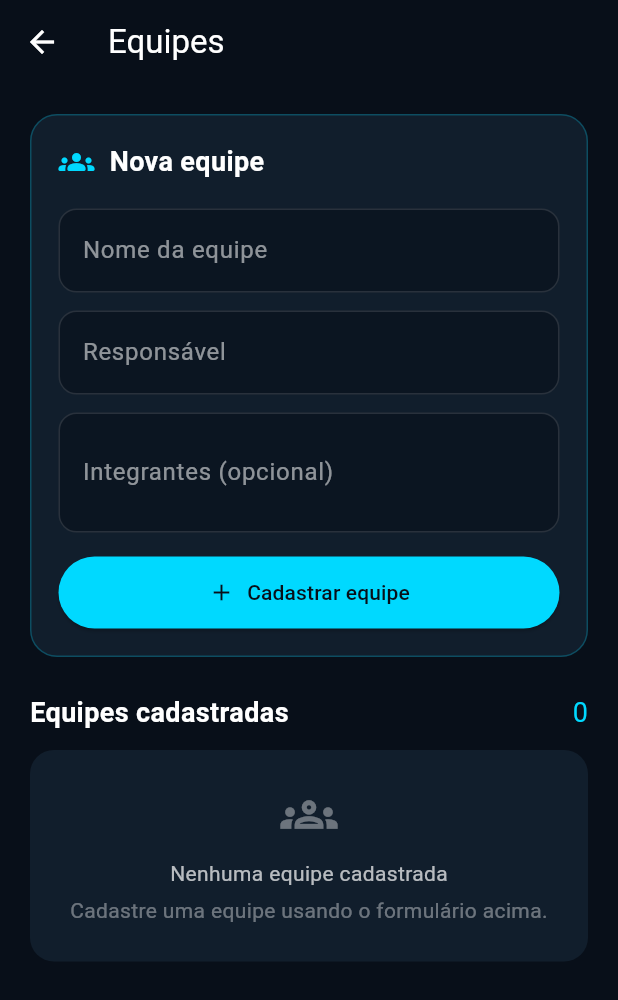
After one commit to Kenny-gnt/Global-Solution---Cyberlife, a Flutter app: the screen it shows after launch, item 5 of the bottom bar chosen, after a tap on "Equipes", on a phone screen of 412 x 824 dp. The commit adds this screen. Shown: the top 1000 px of the screen. Run offline on Flutter 3.47's test engine with Material 3 defaults, Android fonts, the phone set to English and light mode, and no system bars; our stand-ins replace flutter_local_notifications, flutter_map, geolocator, latlong2, shared_preferences.

Commit message:
feat: adiciona gerenciamento de equipes

```diff
--- /dev/null
+++ b/lib/models/team_model.dart
@@ -0,0 +1,31 @@
+class TeamModel {
+  final String id;
+  final String name;
+  final String responsible;
+  final String members;
+
+  const TeamModel({
+    required this.id,
+    required this.name,
+    required this.responsible,
+    required this.members,
+  });
+
+  Map<String, dynamic> toJson() {
+    return {
+      'id': id,
+      'name': name,
+      'responsible': responsible,
+      'members': members,
+    };
+  }
+
+  factory TeamModel.fromJson(Map<String, dynamic> json) {
+    return TeamModel(
+      id: json['id'] ?? '',
+      name: json['name'] ?? '',
+      responsible: json['responsible'] ?? '',
+      members: json['members'] ?? '',
+    );
+  }
+}
--- a/lib/screens/profile_page.dart
+++ b/lib/screens/profile_page.dart
@@ -1,4 +1,3 @@
-
 import 'package:flutter/material.dart';
 
 import '../theme/app_theme.dart';
@@ -6,6 +5,7 @@ import '../widgets/cyber_components.dart';
 import '../widgets/profile/profile_option.dart';
 import '../widgets/profile/cyberlife_animated_logo.dart';
 
+import 'teams_page.dart';
 import 'profile/notification_settings_page.dart';
 import 'profile/security_page.dart';
 import 'profile/about_cyberlife_page.dart';
@@ -58,6 +58,20 @@ class ProfilePage extends StatelessWidget {
               child: Column(
                 children: [
                   ProfileOption(
+                    icon: Icons.groups_outlined,
+                    title: 'Equipes',
+                    subtitle: 'Cadastrar e gerenciar equipes operacionais',
+                    onTap: () {
+                      Navigator.push(
+                        context,
+                        MaterialPageRoute(
+                          builder: (_) => const TeamsPage(),
+                        ),
+                      );
+                    },
+                  ),
+                  const Divider(color: AppTheme.line),
+                  ProfileOption(
                     icon: Icons.notifications_active_outlined,
                     title: 'Notificações',
                     subtitle: 'Configure os alertas do sistema',
@@ -65,8 +79,7 @@ class ProfilePage extends StatelessWidget {
                       Navigator.push(
                         context,
                         MaterialPageRoute(
-                          builder: (_) =>
-                              const NotificationSettingsPage(),
+                          builder: (_) => const NotificationSettingsPage(),
                         ),
                       );
                     },
--- /dev/null
+++ b/lib/screens/teams_page.dart
@@ -0,0 +1,262 @@
+import 'package:flutter/material.dart';
+import 'package:provider/provider.dart';
+
+import '../models/team_model.dart';
+import '../state/app_state.dart';
+
+class TeamsPage extends StatefulWidget {
+  const TeamsPage({super.key});
+
+  @override
+  State<TeamsPage> createState() => _TeamsPageState();
+}
+
+class _TeamsPageState extends State<TeamsPage> {
+  final _nameController = TextEditingController();
+  final _responsibleController = TextEditingController();
+  final _membersController = TextEditingController();
+
+  static const Color background = Color(0xFF080F19);
+  static const Color cardColor = Color(0xFF111E2C);
+  static const Color cyan = Color(0xFF00D9FF);
+
+  @override
+  void dispose() {
+    _nameController.dispose();
+    _responsibleController.dispose();
+    _membersController.dispose();
+    super.dispose();
+  }
+
+  Future<void> _registerTeam() async {
+    final name = _nameController.text.trim();
+    final responsible = _responsibleController.text.trim();
+    final members = _membersController.text.trim();
+
+    if (name.isEmpty || responsible.isEmpty) {
+      ScaffoldMessenger.of(context).showSnackBar(
+        const SnackBar(
+          content: Text('Preencha o nome da equipe e o responsável.'),
+        ),
+      );
+      return;
+    }
+
+    final team = TeamModel(
+      id: DateTime.now().microsecondsSinceEpoch.toString(),
+      name: name,
+      responsible: responsible,
+      members: members,
+    );
+
+    final success = await context.read<AppState>().addTeam(team);
+
+    if (!mounted) return;
+
+    if (success) {
+      _nameController.clear();
+      _responsibleController.clear();
+      _membersController.clear();
+
+      ScaffoldMessenger.of(context).showSnackBar(
+        const SnackBar(content: Text('Equipe cadastrada com sucesso!')),
+      );
+    }
+  }
+
+  Widget _field(
+    TextEditingController controller,
+    String label, {
+    int lines = 1,
+  }) {
+    return TextField(
+      controller: controller,
+      maxLines: lines,
+      style: const TextStyle(color: Colors.white),
+      decoration: InputDecoration(
+        labelText: label,
+        labelStyle: const TextStyle(color: Colors.white54),
+        filled: true,
+        fillColor: const Color(0xFF0B1521),
+        border: OutlineInputBorder(
+          borderRadius: BorderRadius.circular(12),
+          borderSide: const BorderSide(color: Colors.white12),
+        ),
+        enabledBorder: OutlineInputBorder(
+          borderRadius: BorderRadius.circular(12),
+          borderSide: const BorderSide(color: Colors.white12),
+        ),
+        focusedBorder: OutlineInputBorder(
+          borderRadius: BorderRadius.circular(12),
+          borderSide: const BorderSide(color: cyan),
+        ),
+      ),
+    );
+  }
+
+  @override
+  Widget build(BuildContext context) {
+    final appState = context.watch<AppState>();
+
+    return Scaffold(
+      backgroundColor: background,
+      appBar: AppBar(
+        backgroundColor: background,
+        foregroundColor: Colors.white,
+        title: const Text('Equipes'),
+      ),
+      body: SafeArea(
+        child: ListView(
+          padding: const EdgeInsets.all(20),
+          children: [
+            Container(
+              padding: const EdgeInsets.all(18),
+              decoration: BoxDecoration(
+                color: cardColor,
+                borderRadius: BorderRadius.circular(18),
+                border: Border.all(color: cyan.withValues(alpha: 0.25)),
+              ),
+              child: Column(
+                crossAxisAlignment: CrossAxisAlignment.start,
+                children: [
+                  const Row(
+                    children: [
+                      Icon(Icons.groups_rounded, color: cyan),
+                      SizedBox(width: 10),
+                      Text(
+                        'Nova equipe',
+                        style: TextStyle(
+                          color: Colors.white,
+                          fontSize: 18,
+                          fontWeight: FontWeight.bold,
+                        ),
+                      ),
+                    ],
+                  ),
+                  const SizedBox(height: 18),
+                  _field(_nameController, 'Nome da equipe'),
+                  const SizedBox(height: 12),
+                  _field(_responsibleController, 'Responsável'),
+                  const SizedBox(height: 12),
+                  _field(
+                    _membersController,
+                    'Integrantes (opcional)',
+                    lines: 2,
+                  ),
+                  const SizedBox(height: 16),
+                  SizedBox(
+                    width: double.infinity,
+                    child: ElevatedButton.icon(
+                      onPressed: _registerTeam,
+                      icon: const Icon(Icons.add),
+                      label: const Text('Cadastrar equipe'),
+                      style: ElevatedButton.styleFrom(
+                        backgroundColor: cyan,
+                        foregroundColor: background,
+                        padding: const EdgeInsets.symmetric(vertical: 14),
+                      ),
+                    ),
+                  ),
+                ],
+              ),
+            ),
+            const SizedBox(height: 24),
+            Row(
+              children: [
+                const Expanded(
+                  child: Text(
+                    'Equipes cadastradas',
+                    style: TextStyle(
+                      color: Colors.white,
+                      fontSize: 18,
+                      fontWeight: FontWeight.bold,
+                    ),
+                  ),
+                ),
+                Text(
+                  '${appState.teamCount}',
+                  style: const TextStyle(color: cyan, fontSize: 18),
+                ),
+              ],
+            ),
+            const SizedBox(height: 12),
+            if (appState.teams.isEmpty)
+              Container(
+                padding: const EdgeInsets.all(24),
+                decoration: BoxDecoration(
+                  color: cardColor,
+                  borderRadius: BorderRadius.circular(16),
+                ),
+                child: const Column(
+                  children: [
+                    Icon(Icons.groups_outlined, size: 38, color: Colors.white38),
+                    SizedBox(height: 10),
+                    Text(
+                      'Nenhuma equipe cadastrada',
+                      style: TextStyle(color: Colors.white70),
+                    ),
+                    SizedBox(height: 5),
+                    Text(
+                      'Cadastre uma equipe usando o formulário acima.',
+                      textAlign: TextAlign.center,
+                      style: TextStyle(color: Colors.white38),
+                    ),
+                  ],
+                ),
+              ),
+            ...appState.teams.map(
+              (team) => Container(
+                margin: const EdgeInsets.only(bottom: 12),
+                padding: const EdgeInsets.all(16),
+                decoration: BoxDecoration(
+                  color: cardColor,
+                  borderRadius: BorderRadius.circular(16),
+                  border: Border.all(color: Colors.white12),
+                ),
+                child: Row(
+                  crossAxisAlignment: CrossAxisAlignment.start,
+                  children: [
+                    const Icon(Icons.groups, color: cyan, size: 28),
+                    const SizedBox(width: 12),
+                    Expanded(
+                      child: Column(
+                        crossAxisAlignment: CrossAxisAlignment.start,
+                        children: [
+                          Text(
+                            team.name,
+                            style: const TextStyle(
+                              color: Colors.white,
+                              fontWeight: FontWeight.bold,
+                              fontSize: 16,
+                            ),
+                          ),
+                          const SizedBox(height: 6),
+                          Text(
+                            'Responsável: ${team.responsible}',
+                            style: const TextStyle(color: Colors.white70),
+                          ),
+                          if (team.members.isNotEmpty) ...[
+                            const SizedBox(height: 5),
+                            Text(
+                              'Integrantes: ${team.members}',
+                              style: const TextStyle(color: Colors.white54),
+                            ),
+                          ],
+                        ],
+                      ),
+                    ),
+                    IconButton(
+                      tooltip: 'Excluir equipe',
+                      onPressed: () => appState.removeTeam(team.id),
+                      icon: const Icon(Icons.delete_outline, color: Colors.redAccent),
+                    ),
+                  ],
+                ),
+              ),
+            ),
+          ],
+        ),
+      ),
+    );
+  }
+}
--- a/lib/screens/territory_page.dart
+++ b/lib/screens/territory_page.dart
@@ -31,7 +31,8 @@ class TerritoryPage extends StatelessWidget {
         body: _StatusMessage(
           icon: Icons.cloud_off_outlined,
           title: 'Não foi possível carregar os dados',
-          message: appState.errorMessage ?? 'Verifique sua conexão e tente novamente.',
+          message: appState.errorMessage ??
+              'Verifique sua conexão e tente novamente.',
           buttonText: 'Tentar novamente',
           onPressed: () => appState.initialize(),
         ),
@@ -109,6 +110,7 @@ class TerritoryPage extends StatelessWidget {
                   territories: territories.length,
                   alerts: alerts.length,
                   occurrences: occurrences.length,
+                  teams: appState.teamCount,
                 ),
 
                 const SizedBox(height: 26),
@@ -118,11 +120,11 @@ class TerritoryPage extends StatelessWidget {
                 const SizedBox(height: 26),
 
                 PriorityPanel(
-               urgent: appState.urgentCount,
-               critical: appState.criticalCount,
-               attention: appState.attentionCount,
-               normal: appState.normalCount,
-              ),
+                  urgent: appState.urgentCount,
+                  critical: appState.criticalCount,
+                  attention: appState.attentionCount,
+                  normal: appState.normalCount,
+                ),
 
                 const SizedBox(height: 26),
 
--- a/lib/services/storage_service.dart
+++ b/lib/services/storage_service.dart
@@ -3,9 +3,11 @@ import 'dart:convert';
 import 'package:shared_preferences/shared_preferences.dart';
 
 import '../models/occurrence_model.dart';
+import '../models/team_model.dart';
 
 class StorageService {
   static const String _occurrencesKey = 'cyberlife_occurrences';
+  static const String _teamsKey = 'cyberlife_teams';
   static const String _notificationsKey = 'cyberlife_notifications_enabled';
   static const String _urgentKey = 'cyberlife_urgent_enabled';
   static const String _criticalKey = 'cyberlife_critical_enabled';
@@ -14,37 +16,52 @@ class StorageService {
     final preferences = await SharedPreferences.getInstance();
     final storedData = preferences.getString(_occurrencesKey);
 
-    if (storedData == null || storedData.isEmpty) {
-      return [];
-    }
+    if (storedData == null || storedData.isEmpty) return [];
 
     try {
       final List<dynamic> decoded = jsonDecode(storedData);
-
       return decoded
-          .map(
-            (item) => OccurrenceModel.fromJson(
-              Map<String, dynamic>.from(item),
-            ),
-          )
+          .map((item) => OccurrenceModel.fromJson(
+                Map<String, dynamic>.from(item),
+              ))
           .toList();
     } catch (_) {
       return [];
     }
   }
 
-  Future<void> saveOccurrences(
-    List<OccurrenceModel> occurrences,
-  ) async {
+  Future<void> saveOccurrences(List<OccurrenceModel> occurrences) async {
     final preferences = await SharedPreferences.getInstance();
-
-    final encoded = jsonEncode(
-      occurrences.map((item) => item.toJson()).toList(),
-    );
-
+    final encoded = jsonEncode(occurrences.map((item) => item.toJson()).toList());
     await preferences.setString(_occurrencesKey, encoded);
   }
 
+  // EQUIPES
+  Future<List<TeamModel>> loadTeams() async {
+    final preferences = await SharedPreferences.getInstance();
+    final storedData = preferences.getString(_teamsKey);
+
+    if (storedData == null || storedData.isEmpty) return [];
+
+    try {
+      final List<dynamic> decoded = jsonDecode(storedData);
+      return decoded
+          .map((item) => TeamModel.fromJson(
+                Map<String, dynamic>.from(item),
+              ))
+          .toList();
+    } catch (_) {
+      return [];
+    }
+  }
+
+  Future<void> saveTeams(List<TeamModel> teams) async {
+    final preferences = await SharedPreferences.getInstance();
+    final encoded = jsonEncode(teams.map((team) => team.toJson()).toList());
+    await preferences.setString(_teamsKey, encoded);
+  }
+
+  // NOTIFICAÇÕES
   Future<bool> loadNotificationsEnabled() async {
     final preferences = await SharedPreferences.getInstance();
     return preferences.getBool(_notificationsKey) ?? true;
@@ -66,7 +83,6 @@ class StorageService {
     required bool critical,
   }) async {
     final preferences = await SharedPreferences.getInstance();
-
     await preferences.setBool(_notificationsKey, enabled);
     await preferences.setBool(_urgentKey, urgent);
     await preferences.setBool(_criticalKey, critical);
--- a/lib/state/app_state.dart
+++ b/lib/state/app_state.dart
@@ -1,7 +1,9 @@
 import 'package:flutter/foundation.dart';
+
 import '../models/alert_model.dart';
 import '../models/occurrence_model.dart';
 import '../models/territory_model.dart';
+import '../models/team_model.dart';
 import '../services/api_service.dart';
 import '../services/storage_service.dart';
 import '../services/notification_service.dart';
@@ -17,6 +19,7 @@ class AppState extends ChangeNotifier {
   List<TerritoryModel> territories = [];
   List<AlertModel> alerts = [];
   List<OccurrenceModel> occurrences = [];
+  List<TeamModel> teams = [];
 
   bool notificationsEnabled = true;
   bool urgentNotifications = true;
@@ -27,8 +30,8 @@ class AppState extends ChangeNotifier {
   int get territoryCount => territories.length;
   int get alertCount => alerts.length;
   int get occurrenceCount => occurrences.length;
+  int get teamCount => teams.length;
 
-  // Soma alertas territoriais e ocorrências manuais.
   int get urgentCount =>
       alerts.where((a) => a.priority == AlertPriority.urgent).length +
       occurrences.where((o) => o.priority.trim().toLowerCase() == 'urgente').length;
@@ -52,20 +55,18 @@ class AppState extends ChangeNotifier {
 
     try {
       occurrences = await _storageService.loadOccurrences();
+      teams = await _storageService.loadTeams();
 
       notificationsEnabled =
           await _storageService.loadNotificationsEnabled();
-
       urgentNotifications =
           await _storageService.loadUrgentEnabled();
-
       criticalNotifications =
           await _storageService.loadCriticalEnabled();
 
       territories = await _apiService.fetchTerritories();
 
       _generateAlerts();
-
       status = AppStatus.success;
     } catch (e) {
       errorMessage = 'Erro ao carregar os dados: $e';
@@ -75,12 +76,28 @@ class AppState extends ChangeNotifier {
     notifyListeners();
   }
 
+  // CADASTRO DE EQUIPES
+  Future<bool> addTeam(TeamModel team) async {
+    if (teams.any((t) => t.id == team.id)) return false;
+
+    teams = [team, ...teams];
+    await _storageService.saveTeams(teams);
+    notifyListeners();
+    return true;
+  }
+
+  Future<void> removeTeam(String id) async {
+    teams = teams.where((team) => team.id != id).toList();
+    await _storageService.saveTeams(teams);
+    notifyListeners();
+  }
+
+  // ALERTAS
   void _generateAlerts() {
     final List<AlertModel> generated = [];
 
     for (final territory in territories) {
       final value = territory.vegetationIndex;
-
       final AlertPriority priority;
 
       if (value >= 50) {
@@ -106,8 +123,7 @@ class AppState extends ChangeNotifier {
           evidence: 'Índice demonstrativo de vegetação: $value.',
           confidence: 0,
           limitation:
-              'Dados sintéticos para demonstração. '
-              'A classificação exige validação humana.',
+              'Dados sintéticos para demonstração. A classificação exige validação humana.',
           createdAt: DateTime.now(),
         ),
       );
@@ -116,22 +132,16 @@ class AppState extends ChangeNotifier {
     alerts = generated;
   }
 
+  // OCORRÊNCIAS
   Future<bool> addOccurrence(OccurrenceModel occurrence) async {
     final territoryExists =
         territories.any((t) => t.id == occurrence.territoryId);
 
-    if (!territoryExists) {
-      return false;
-    }
-
-    if (occurrences.any((o) => o.id == occurrence.id)) {
-      return false;
-    }
+    if (!territoryExists) return false;
+    if (occurrences.any((o) => o.id == occurrence.id)) return false;
 
     occurrences = [occurrence, ...occurrences];
-
     await _storageService.saveOccurrences(occurrences);
-
     notifyListeners();
 
     final priority = occurrence.priority.toLowerCase();
@@ -148,9 +158,7 @@ class AppState extends ChangeNotifier {
               '${occurrence.type}: '
               '${findTerritory(occurrence.territoryId)?.name ?? 'Trecho'}',
         );
-      } catch (_) {
-        // A ocorrência permanece salva mesmo se a notificação falhar.
-      }
+      } catch (_) {}
     }
 
     return true;
@@ -158,20 +166,13 @@ class AppState extends ChangeNotifier {
 
   Future<void> removeOccurrence(String id) async {
     occurrences = occurrences.where((o) => o.id != id).toList();
-
     await _storageService.saveOccurrences(occurrences);
-
     notifyListeners();
   }
 
-  Future<void> updateOccurrenceStatus(
-    String id,
-    String newStatus,
-  ) async {
+  Future<void> updateOccurrenceStatus(String id, String newStatus) async {
     occurrences = occurrences.map((occurrence) {
-      if (occurrence.id != id) {
-        return occurrence;
-      }
+      if (occurrence.id != id) return occurrence;
 
       return OccurrenceModel(
         id: occurrence.id,
@@ -187,10 +188,10 @@ class AppState extends ChangeNotifier {
     }).toList();
 
     await _storageService.saveOccurrences(occurrences);
-
     notifyListeners();
   }
 
+  // CONFIGURAÇÕES DE NOTIFICAÇÕES
   Future<void> updateNotificationSettings({
     bool? enabled,
     bool? urgent,
@@ -213,7 +214,6 @@ class AppState extends ChangeNotifier {
     for (final territory in territories) {
       if (territory.id == id) return territory;
     }
-
     return null;
   }
 
@@ -221,7 +221,6 @@ class AppState extends ChangeNotifier {
     for (final alert in alerts) {
       if (alert.id == id) return alert;
     }
-
     return null;
   }
 }
--- a/lib/widgets/territory/territory_metrics.dart
+++ b/lib/widgets/territory/territory_metrics.dart
@@ -1,4 +1,3 @@
-
 import 'package:flutter/material.dart';
 import '../../theme/app_theme.dart';
 import '../cyber_components.dart';
@@ -7,12 +6,14 @@ class TerritoryMetrics extends StatelessWidget {
   final int territories;
   final int alerts;
   final int occurrences;
+  final int teams;
 
   const TerritoryMetrics({
     super.key,
     required this.territories,
     required this.alerts,
     required this.occurrences,
+    required this.teams,
   });
 
   @override
@@ -58,8 +59,10 @@ class TerritoryMetrics extends StatelessWidget {
             Expanded(
               child: MetricCard(
                 title: 'Equipes',
-                value: '--',
-                description: 'Sem cadastro',
+                value: teams.toString().padLeft(2, '0'),
+                description: teams == 0
+                    ? 'Sem cadastro'
+                    : 'Cadastradas',
                 icon: Icons.groups_outlined,
                 color: AppTheme.success,
               ),
```
Also changed, not shown: 3 other files.
